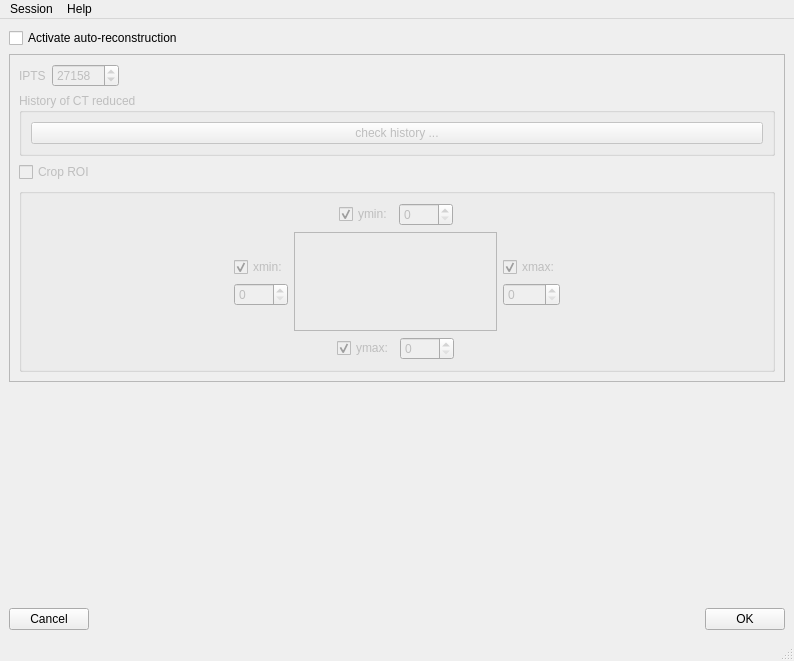
Above: rockit_autoreconstruction_ui/ui/mainWindow.ui from ornlneutronimaging/rockit_autoreconstruction_ui before the change. Below: the same form after it.
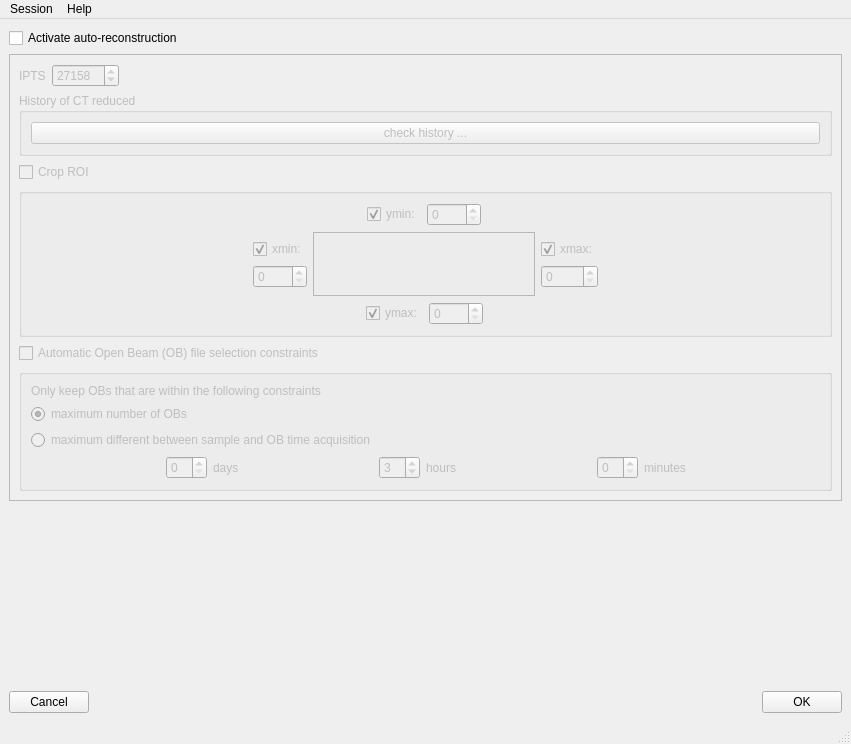
That is the form after the change.

Commit message: added widgets and interaction. this refs #6

Patch:
```diff
--- a/rockit_autoreconstruction_ui/ui/mainWindow.ui
+++ b/rockit_autoreconstruction_ui/ui/mainWindow.ui
@@ -6,8 +6,8 @@
    <rect>
     <x>0</x>
     <y>0</y>
-    <width>794</width>
-    <height>661</height>
+    <width>851</width>
+    <height>744</height>
    </rect>
   </property>
   <property name="windowTitle">
@@ -351,6 +351,150 @@
          </layout>
         </widget>
        </item>
+       <item>
+        <widget class="QCheckBox" name="ob_checkBox">
+         <property name="text">
+          <string>Automatic Open Beam (OB) file selection constraints</string>
+         </property>
+        </widget>
+       </item>
+       <item>
+        <widget class="QGroupBox" name="ob_groupBox">
+         <property name="title">
+          <string/>
+         </property>
+         <layout class="QVBoxLayout" name="verticalLayout_6">
+          <item>
+           <widget class="QLabel" name="label_2">
+            <property name="text">
+             <string>Only keep OBs that are within the following constraints</string>
+            </property>
+           </widget>
+          </item>
+          <item>
+           <widget class="QRadioButton" name="maximum_number_of_ob_radioButton">
+            <property name="text">
+             <string>maximum number of OBs</string>
+            </property>
+            <property name="checked">
+             <bool>true</bool>
+            </property>
+           </widget>
+          </item>
+          <item>
+           <widget class="QRadioButton" name="maximum_time_ob_radioButton">
+            <property name="text">
+             <string>maximum different between sample and OB time acquisition</string>
+            </property>
+           </widget>
+          </item>
+          <item>
+           <layout class="QHBoxLayout" name="horizontalLayout_5">
+            <item>
+             <spacer name="horizontalSpacer_9">
+              <property name="orientation">
+               <enum>Qt::Horizontal</enum>
+              </property>
+              <property name="sizeHint" stdset="0">
+               <size>
+                <width>40</width>
+                <height>20</height>
+               </size>
+              </property>
+             </spacer>
+            </item>
+            <item>
+             <widget class="QSpinBox" name="ob_days_spinBox">
+              <property name="maximum">
+               <number>10</number>
+              </property>
+             </widget>
+            </item>
+            <item>
+             <widget class="QLabel" name="ob_days_label">
+              <property name="text">
+               <string>days</string>
+              </property>
+             </widget>
+            </item>
+            <item>
+             <spacer name="horizontalSpacer_10">
+              <property name="orientation">
+               <enum>Qt::Horizontal</enum>
+              </property>
+              <property name="sizeHint" stdset="0">
+               <size>
+                <width>40</width>
+                <height>20</height>
+               </size>
+              </property>
+             </spacer>
+            </item>
+            <item>
+             <widget class="QSpinBox" name="ob_hours_spinBox">
+              <property name="maximum">
+               <number>23</number>
+              </property>
+              <property name="value">
+               <number>3</number>
+              </property>
+             </widget>
+            </item>
+            <item>
+             <widget class="QLabel" name="ob_hours_label">
+              <property name="text">
+               <string>hours</string>
+              </property>
+             </widget>
+            </item>
+            <item>
+             <spacer name="horizontalSpacer_11">
+              <property name="orientation">
+               <enum>Qt::Horizontal</enum>
+              </property>
+              <property name="sizeHint" stdset="0">
+               <size>
+                <width>40</width>
+                <height>20</height>
+               </size>
+              </property>
+             </spacer>
+            </item>
+            <item>
+             <widget class="QSpinBox" name="ob_minutes_spinBox">
+              <property name="maximum">
+               <number>59</number>
+              </property>
+              <property name="value">
+               <number>0</number>
+              </property>
+             </widget>
+            </item>
+            <item>
+             <widget class="QLabel" name="ob_minutes_label">
+              <property name="text">
+               <string>minutes</string>
+              </property>
+             </widget>
+            </item>
+            <item>
+             <spacer name="horizontalSpacer_12">
+              <property name="orientation">
+               <enum>Qt::Horizontal</enum>
+              </property>
+              <property name="sizeHint" stdset="0">
+               <size>
+                <width>40</width>
+                <height>20</height>
+               </size>
+              </property>
+             </spacer>
+            </item>
+           </layout>
+          </item>
+         </layout>
+        </widget>
+       </item>
       </layout>
      </widget>
     </item>
@@ -405,7 +549,7 @@
     <rect>
      <x>0</x>
      <y>0</y>
-     <width>794</width>
+     <width>851</width>
      <height>24</height>
     </rect>
    </property>
```
Left out of the diff: 64 changed lines with no effect on the pictures. The commit also changes 1 other file.
